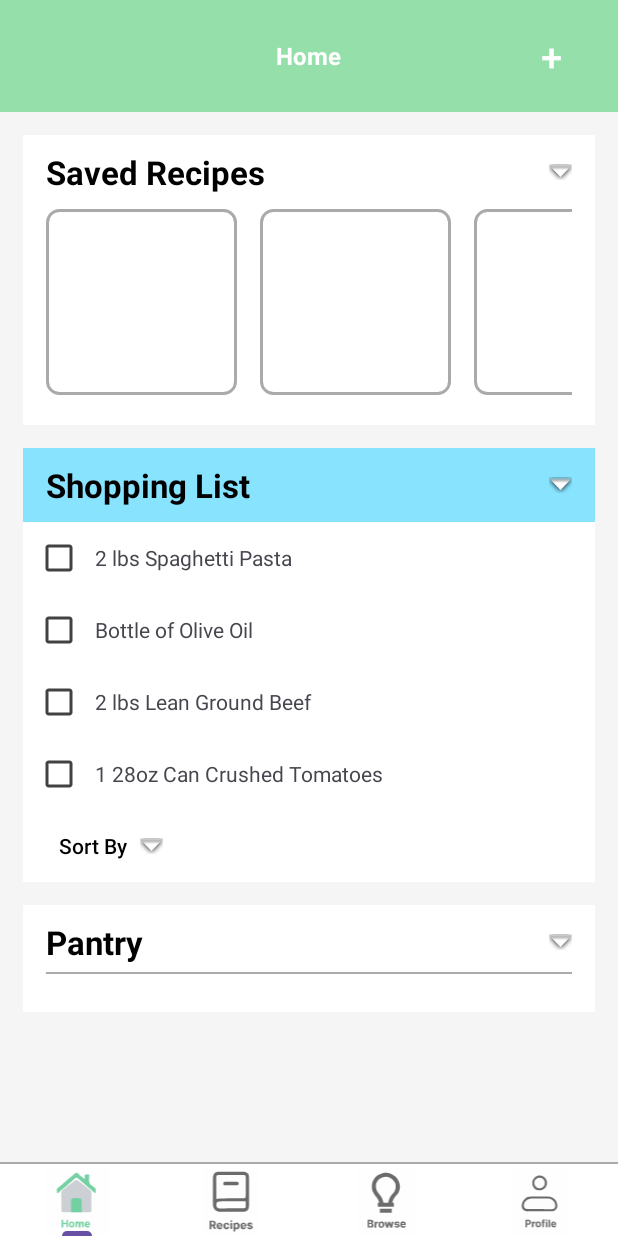
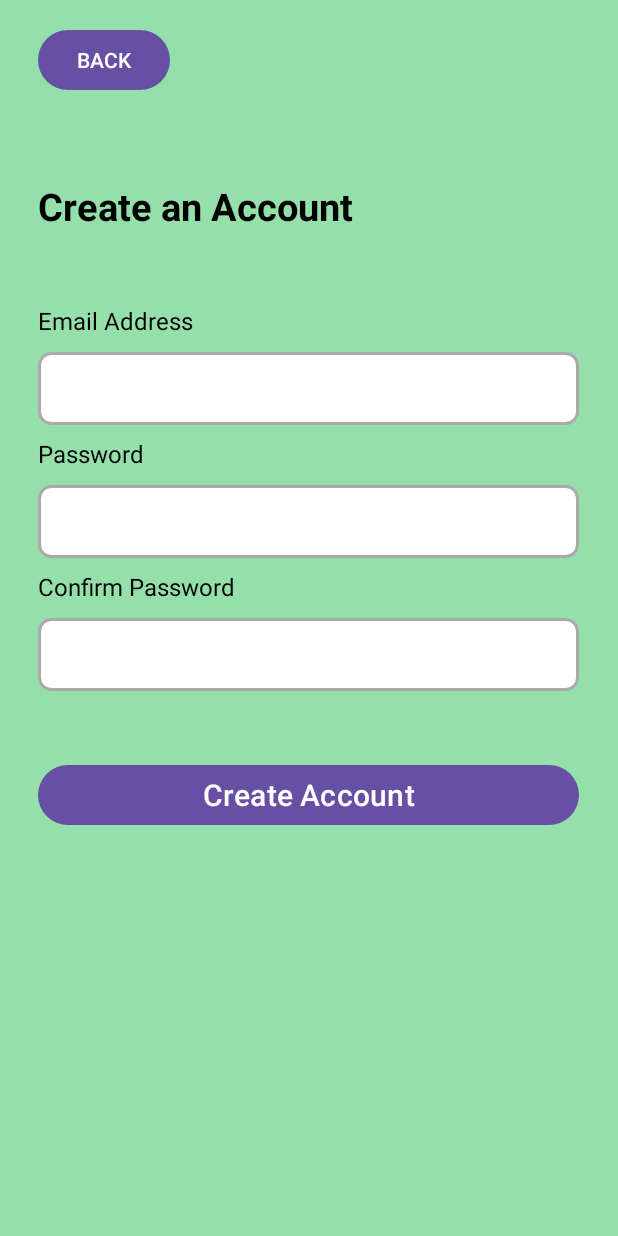
Before and after one commit to MichaelKwan34/COOKED, an Android app: the screen it shows after launch (HomeActivity before the commit, CreateAccountActivity after it), after a tap on "Register!", on a phone screen of 412 x 824 dp. Run offline under Robolectric (Android 15) with nearby library versions, the phone set to English and light mode, and no system bars.

Commit message:
1. Authentication UI implemented 2. Forgot Password UI implemented 3. Create Account UI implemented 4. All activities included in the manifest

```diff
--- a/app/src/main/AndroidManifest.xml
+++ b/app/src/main/AndroidManifest.xml
@@ -25,6 +25,9 @@
         </activity>
 
         <activity android:name=".HomeActivity" android:exported="false"/>
+        <activity android:name=".CreateAccountActivity" android:exported="false"/>
+        <activity android:name=".ForgotPasswordActivity" android:exported="false"/>
+        <activity android:name=".AuthenticationActivity" android:exported="false"/>
 
     </application>
 
--- /dev/null
+++ b/app/src/main/java/com/group34/cooked/CreateAccountActivity.kt
@@ -0,0 +1,12 @@
+package com.group34.cooked
+
+import android.os.Bundle
+import androidx.appcompat.app.AppCompatActivity
+
+class CreateAccountActivity : AppCompatActivity() {
+    override fun onCreate(savedInstanceState: Bundle?) {
+        super.onCreate(savedInstanceState)
+        setContentView(R.layout.activity_create_account)
+
+    }
+}
--- a/app/src/main/java/com/group34/cooked/LoginActivity.kt
+++ b/app/src/main/java/com/group34/cooked/LoginActivity.kt
@@ -22,13 +22,13 @@ class LoginActivity : AppCompatActivity() {
 
         var register = findViewById<Button>(R.id.register)
         register.setOnClickListener{
-            val intent = Intent(this, HomeActivity::class.java)
+            val intent = Intent(this, CreateAccountActivity::class.java)
             startActivity(intent)
         }
 
         var forgotPassword = findViewById<TextView>(R.id.forgot_password)
         forgotPassword.setOnClickListener{
-            val intent = Intent(this, HomeActivity::class.java)
+            val intent = Intent(this, ForgotPasswordActivity::class.java)
             startActivity(intent)
         }
     }
--- /dev/null
+++ b/app/src/main/res/layout/activity_create_account.xml
@@ -0,0 +1,103 @@
+<?xml version="1.0" encoding="utf-8"?>
+<LinearLayout xmlns:android="http://schemas.android.com/apk/res/android"
+    android:layout_width="match_parent"
+    android:layout_height="match_parent"
+    android:background="#95DFAA"
+    android:orientation="vertical"
+    android:padding="16dp"
+    android:paddingStart="25dp">
+
+    <Button
+        android:id="@+id/back_authentication"
+        android:layout_width="wrap_content"
+        android:layout_height="wrap_content"
+        android:text="@string/back"
+        />
+
+    <TextView
+        android:layout_width="wrap_content"
+        android:layout_height="wrap_content"
+        android:text="Create an Account"
+        android:textSize="25sp"
+        android:textStyle="bold"
+        android:layout_marginTop="16dp"
+        android:textColor="@color/black"
+        android:paddingTop="40dp"
+        />
+
+    <TextView
+        android:layout_width="wrap_content"
+        android:layout_height="wrap_content"
+        android:text="@string/email_address_header"
+        android:layout_marginTop="8dp"
+        android:textColor="@color/black"
+        android:textSize="16dp"
+        android:paddingTop="40dp"
+        />
+
+    <EditText
+        android:id="@+id/email_address_create_account"
+        android:layout_width="match_parent"
+        android:layout_height="wrap_content"
+        android:background="@drawable/rounded_edittext"
+        android:padding="12dp"
+        android:layout_marginTop="10dp"
+        android:layout_marginEnd="10dp"
+        />
+
+    <TextView
+        android:layout_width="wrap_content"
+        android:layout_height="wrap_content"
+        android:text="@string/password_header"
+        android:layout_marginTop="8dp"
+        android:textColor="@color/black"
+        android:textSize="16dp"
+        />
+
+    <EditText
+        android:id="@+id/password_create_account"
+        android:layout_width="match_parent"
+        android:layout_height="wrap_content"
+        android:background="@drawable/rounded_edittext"
+        android:padding="12dp"
+        android:layout_marginTop="10dp"
+        android:layout_marginEnd="10dp"
+        />
+
+    <TextView
+        android:layout_width="wrap_content"
+        android:layout_height="wrap_content"
+        android:text="@string/confirm_password"
+        android:layout_marginTop="8dp"
+        android:textColor="@color/black"
+        android:textSize="16dp"
+        />
+
+    <EditText
+        android:id="@+id/confirm_password_create_account"
+        android:layout_width="match_parent"
+        android:layout_height="wrap_content"
+        android:background="@drawable/rounded_edittext"
+        android:padding="12dp"
+        android:layout_marginTop="10dp"
+        android:layout_marginEnd="10dp"
+        />
+
+
+
+
+
+
+    <Button
+        android:id="@+id/create_account_button"
+        android:layout_width="match_parent"
+        android:layout_height="wrap_content"
+        android:text="Create Account"
+        android:textSize="20dp"
+        android:layout_marginEnd="10dp"
+        android:layout_marginTop="45dp"
+        />
+
+
+
+</LinearLayout>
--- a/app/src/main/res/layout/activity_login.xml
+++ b/app/src/main/res/layout/activity_login.xml
@@ -109,6 +109,7 @@
             app:layout_constraintHorizontal_bias="0.1"
             app:layout_constraintStart_toStartOf="parent"
             app:layout_constraintTop_toBottomOf="@id/password_input"
+            android:textColor="@color/black"
             />
 
 
--- a/app/src/main/res/values/strings.xml
+++ b/app/src/main/res/values/strings.xml
@@ -10,4 +10,12 @@
     <string name="saved_recipes_header">Saved Recipes</string>
     <string name="shopping_list_header">Shopping List</string>
     <string name="pantry_header">Pantry</string>
+
+    <string name="back">BACK</string>
+    <string name="confirm">Confirm</string>
+    <string name="reset_password">Reset Password</string>
+    <string name="confirm_password">Confirm Password</string>
+    <string name="two_factor_authentication">Two-Factor\nAuthentication</string>
+    <string name="enter_digit_prompt">Enter the 6-digit code from your\nphone number.</string>
+
 </resources>
```
Also changed, not shown: app/src/main/java/com/group34/cooked/AuthenticationActivity.kt (added, +12 -0 lines), app/src/main/java/com/group34/cooked/ForgotPasswordActivity.kt (added, +12 -0 lines), app/src/main/res/layout/activity_authentication.xml (added, +126 -0 lines), app/src/main/res/layout/activity_forgot_password.xml (added, +57 -0 lines).
